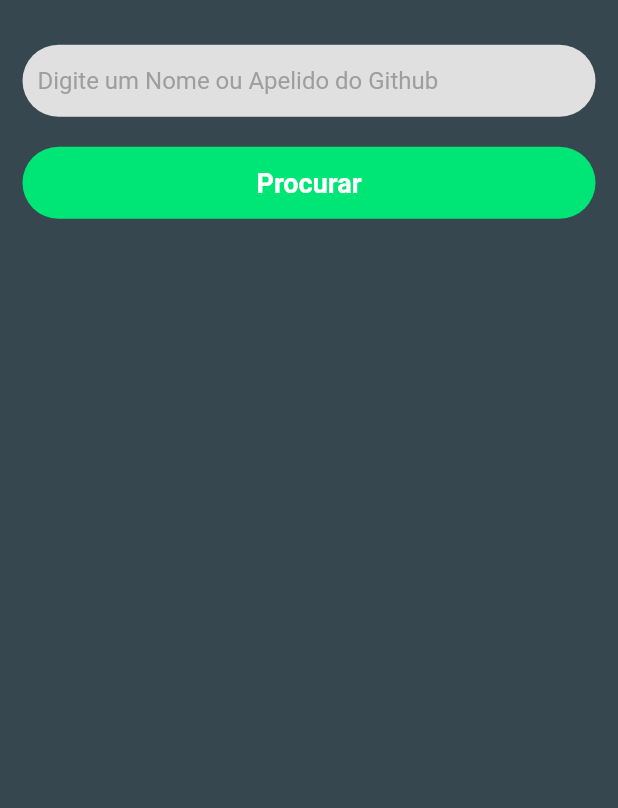
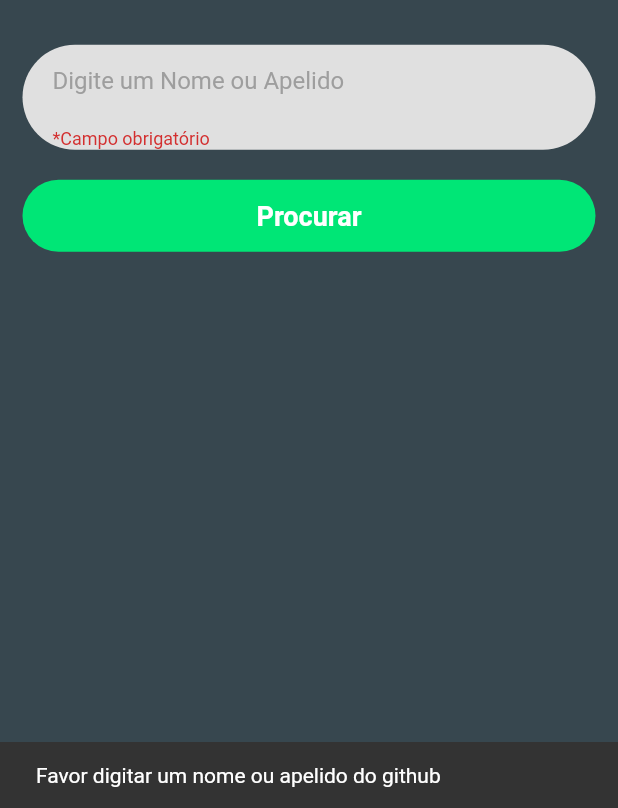
Before and after one commit to slashxu/github-starts, a Flutter app: the screen it shows after launch, after a tap on "Procurar", on a phone screen of 412 x 824 dp, the part 428-1236 px from its top. Run offline on Flutter 3.47's test engine with Material 2 defaults, Android fonts, the phone set to English and light mode, and no system bars; network calls fail.

```diff
--- a/lib/pages/home/home.dart
+++ b/lib/pages/home/home.dart
@@ -1,4 +1,6 @@
 import 'package:flutter/material.dart';
+
+import 'package:github_stars/pages/user_details/user_details.dart';
 
 class PageHome extends StatefulWidget {
   const PageHome({Key? key}) : super(key: key);
@@ -8,6 +10,27 @@ class PageHome extends StatefulWidget {
 }
 
 class _PageHomeState extends State<PageHome> {
+  final TextEditingController _usernameController = TextEditingController();
+  // Chave única
+  final _formKey = GlobalKey<FormState>();
+
+  void search() {
+    if (_formKey.currentState!.validate()) {
+      Navigator.push(
+        context,
+        MaterialPageRoute(
+            builder: (ctx) => UserDetails(
+                  username: _usernameController.text,
+                )),
+      );
+    } else {
+      ScaffoldMessenger.of(context).showSnackBar(const SnackBar(
+        content: Text('Favor digitar um nome ou apelido do github'),
+      ));
+      return;
+    }
+  }
+
   @override
   Widget build(BuildContext context) {
     return Scaffold(
@@ -20,6 +43,7 @@ class _PageHomeState extends State<PageHome> {
               bottom: 15,
               top: MediaQuery.of(context).size.height * 0.3),
           child: Form(
+              key: _formKey,
               child: Column(
                 children: [
                   const Text(
@@ -32,11 +56,20 @@ class _PageHomeState extends State<PageHome> {
                         color: Colors.grey[300],
                         borderRadius: BorderRadius.circular(50)),
                     child: TextFormField(
+                      controller: _usernameController,
                       style: const TextStyle(color: Colors.black),
+                      validator: (value) {
+                        if (value == null || value.isEmpty) {
+                          return '*Campo obrigatório';
+                        } else {
+                          return null;
+                        }
+                      },
                       decoration: InputDecoration(
-                      contentPadding: const EdgeInsets.all(10),
+                          contentPadding: const EdgeInsets.fromLTRB(
+                              20.0, 10.0, 100.0, 10.0),
                           hintStyle: TextStyle(color: Colors.grey[500]),
-                      hintText: "Digite um Nome ou Apelido do Github",
+                          hintText: "Digite um Nome ou Apelido",
                           border: InputBorder.none),
                     ),
                   ),
@@ -47,7 +80,9 @@ class _PageHomeState extends State<PageHome> {
                         borderRadius: BorderRadius.circular(50),
                         color: Colors.greenAccent[400]),
                     child: TextButton(
-                  onPressed: () {},
+                      onPressed: () {
+                        search();
+                      },
                       child: const Text(
                         'Procurar',
                         style: TextStyle(
```
Also changed, not shown: lib/pages/user_details/user_details.dart (added, +139 -0 lines). Lines whose indentation alone changed are shown as unchanged.
